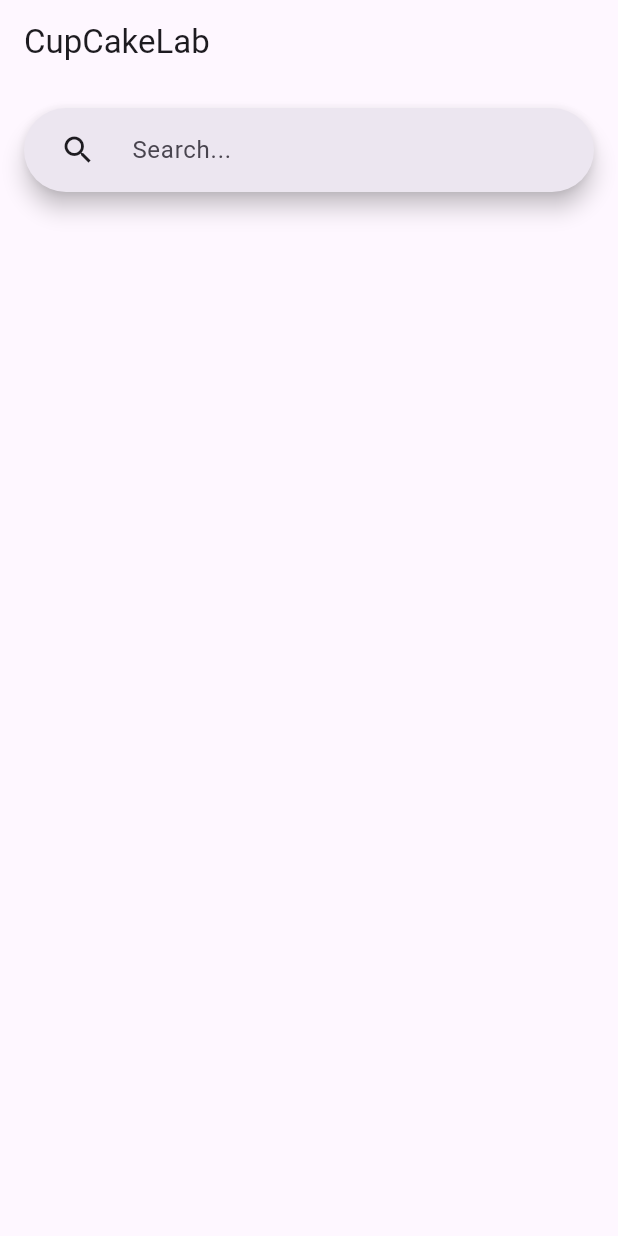
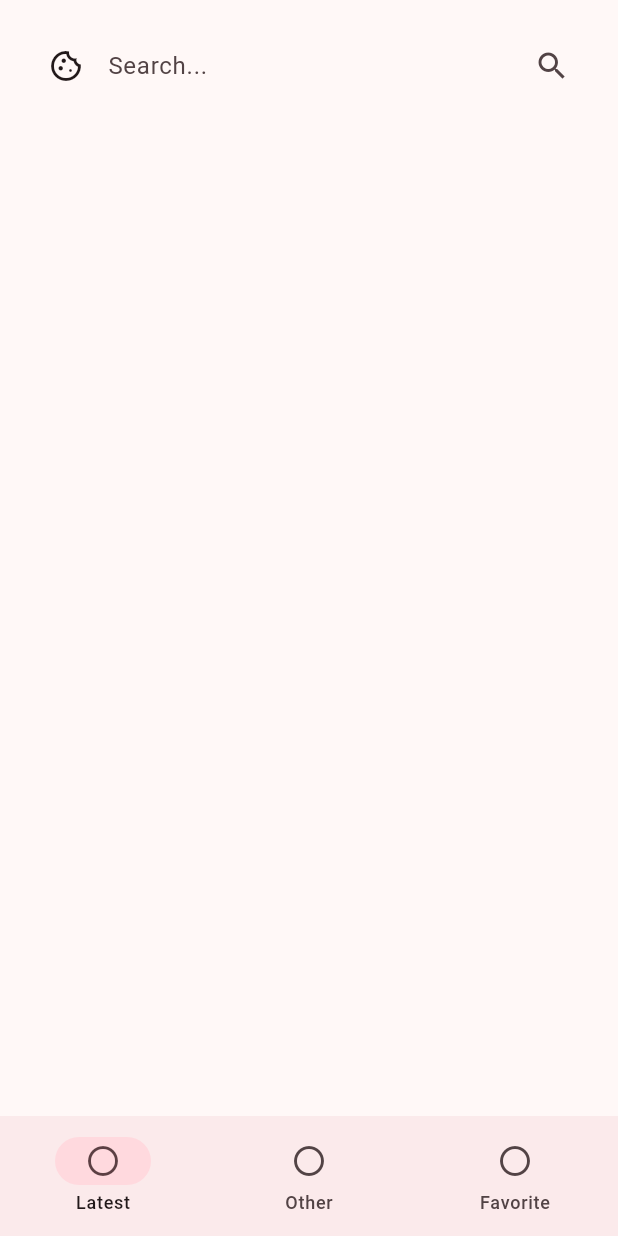
Before and after one commit to hdfhtt/CupCakeLab, a Flutter app: the screen it shows after launch, on a phone screen of 412 x 824 dp. Run offline on Flutter 3.47's test engine with Material 2 defaults, Android fonts, the phone set to English and light mode, and no system bars.

Commit message:
Update main.dart
Added navigation bar, and update page styles

```diff
--- a/lib/main.dart
+++ b/lib/main.dart
@@ -12,7 +12,8 @@ class CupCakeLab extends StatelessWidget {
     return MaterialApp(
       title: 'CupCakeLab',
       theme: ThemeData(
-          useMaterial3: true
+          colorSchemeSeed: Colors.pink,
+          useMaterial3: true,
       ),
       home: const HomePage(),
     );
@@ -30,24 +31,48 @@ class _HomePageState extends State<HomePage> {
   @override
   Widget build(BuildContext context) {
     return Scaffold(
-      appBar: AppBar(
-        title: const Text('CupCakeLab'),
-      ),
       body: Container(
         margin: const EdgeInsets.all(16.0),
         child: Column(
           mainAxisAlignment: MainAxisAlignment.start,
           children: [
-            SearchBar(
-              hintText: 'Search...',
-              leading: Container(
-                margin: const EdgeInsets.symmetric(horizontal: 16.0),
-                child: const Icon(Icons.search),
+            SafeArea(child:
+              SearchBar(
+                backgroundColor: MaterialStateColor.resolveWith(
+                  (states) => Theme.of(context).colorScheme.background
+                ),
+                shadowColor: MaterialStateColor.resolveWith(
+                  (states) => Colors.transparent
+                ),
+                leading: const Icon(Icons.cookie_outlined),
+                hintText: 'Search...',
+                padding: MaterialStateProperty.all<EdgeInsets>(
+                    const EdgeInsets.symmetric(horizontal: 16.0)
+                ),
+                trailing: const [
+                  Icon(Icons.search),
+                ],
               ),
             ),
           ],
         ),
       ),
+      bottomNavigationBar: NavigationBar(
+        destinations: const <NavigationDestination>[
+          NavigationDestination(
+            icon: Icon(Icons.circle_outlined),
+            label: 'Latest',
+          ),
+          NavigationDestination(
+            icon: Icon(Icons.circle_outlined),
+            label: 'Other',
+          ),
+          NavigationDestination(
+            icon: Icon(Icons.circle_outlined),
+            label: 'Favorite',
+          ),
+        ]
+      )
     );
   }
 }
```
